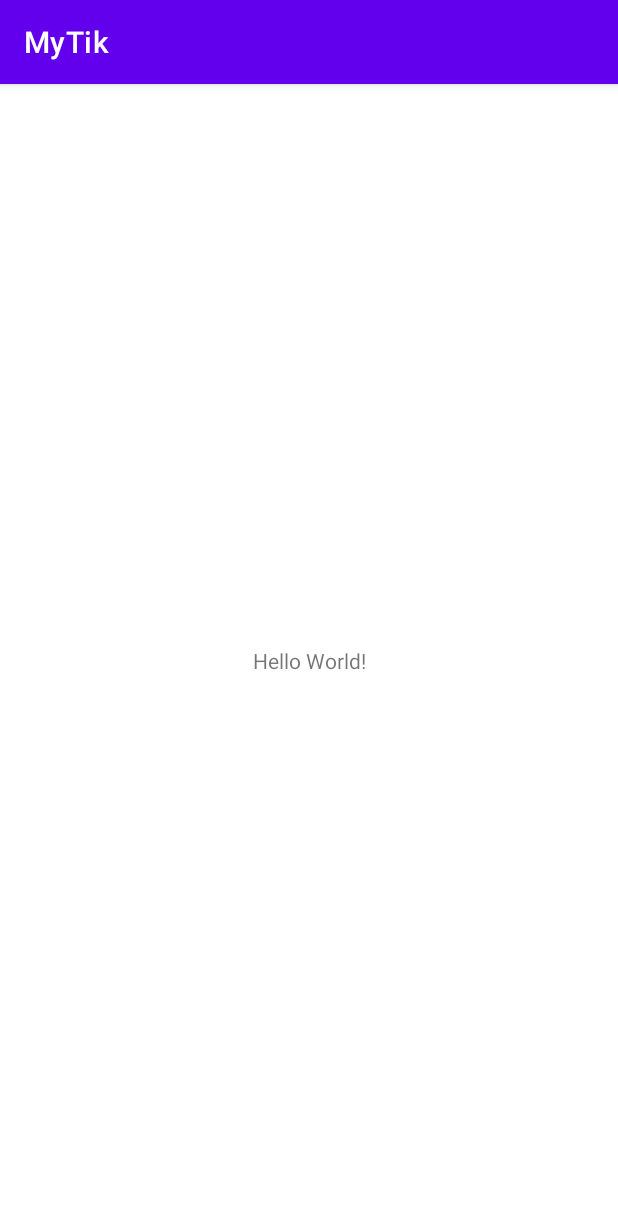
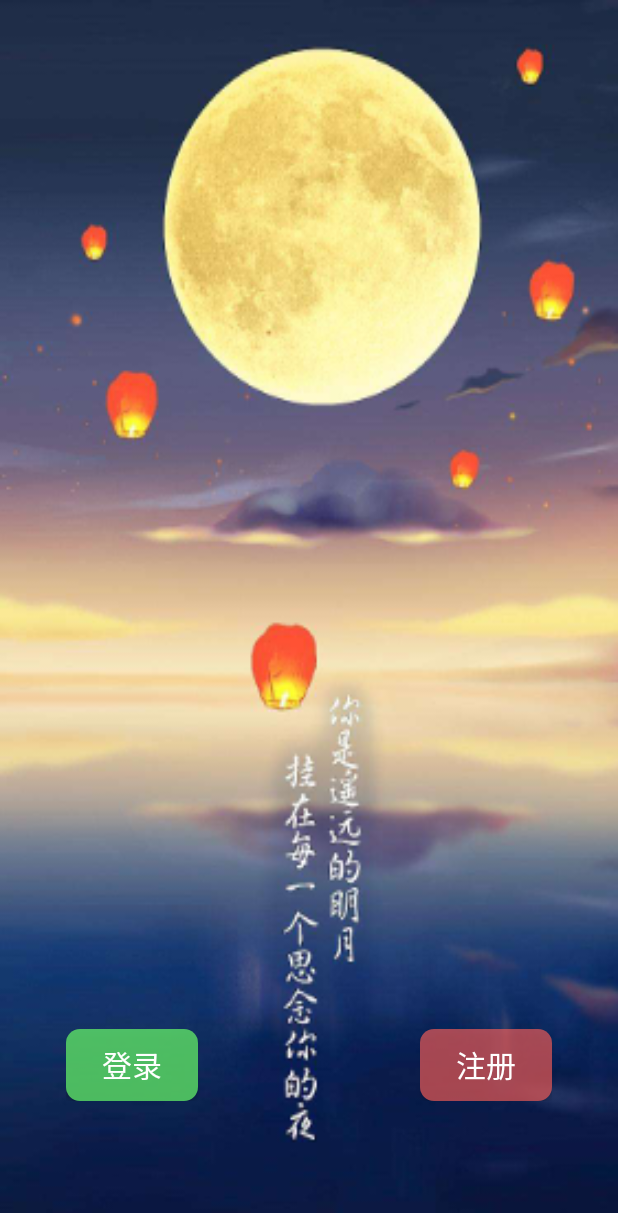
Before and after one commit to bushiqisuo/mytik, an Android app: the screen it shows after launch (MainActivity), on a phone screen of 412 x 824 dp. Shown: the top 1213 px of the screen. Run offline under Robolectric (Android 15) with nearby library versions, the phone set to English and light mode, and no system bars.

Commit message:
描述:初始页面 提交人:xxs

```diff
--- a/app/build.gradle
+++ b/app/build.gradle
@@ -3,12 +3,12 @@ plugins {
 }
 
 android {
-    compileSdk 33
+    compileSdk 31
 
     defaultConfig {
         applicationId "com.example.mytik"
         minSdk 31
-        targetSdk 33
+        targetSdk 31
         versionCode 1
         versionName "1.0"
 
--- /dev/null
+++ b/app/src/main/res/drawable/shape_login_btn.xml
@@ -0,0 +1,6 @@
+<?xml version="1.0" encoding="utf-8"?>
+<shape xmlns:android="http://schemas.android.com/apk/res/android"
+    android:shape="rectangle">
+    <corners android:radius="9dp" />
+    <solid android:color="#c75fe768" />
+</shape>
--- /dev/null
+++ b/app/src/main/res/drawable/shape_register_btn.xml
@@ -0,0 +1,6 @@
+<?xml version="1.0" encoding="utf-8"?>
+<shape xmlns:android="http://schemas.android.com/apk/res/android">
+    android:shape="rectangle">
+    <corners android:radius="9dp" />
+    <solid android:color="#afee5d59" />
+</shape>
--- a/app/src/main/res/layout/activity_main.xml
+++ b/app/src/main/res/layout/activity_main.xml
@@ -1,18 +1,34 @@
 <?xml version="1.0" encoding="utf-8"?>
-<androidx.constraintlayout.widget.ConstraintLayout xmlns:android="http://schemas.android.com/apk/res/android"
-    xmlns:app="http://schemas.android.com/apk/res-auto"
+<RelativeLayout xmlns:android="http://schemas.android.com/apk/res/android"
     xmlns:tools="http://schemas.android.com/tools"
     android:layout_width="match_parent"
     android:layout_height="match_parent"
+    android:background="@mipmap/splash"
     tools:context=".MainActivity">
 
-    <TextView
-        android:layout_width="wrap_content"
+    <RelativeLayout
+        android:layout_width="match_parent"
         android:layout_height="wrap_content"
-        android:text="Hello World!"
-        app:layout_constraintBottom_toBottomOf="parent"
-        app:layout_constraintLeft_toLeftOf="parent"
-        app:layout_constraintRight_toRightOf="parent"
-        app:layout_constraintTop_toTopOf="parent" />
+        android:paddingStart="44dp"
+        android:paddingEnd="44dp"
+        android:layout_alignParentBottom="true"
+        android:layout_marginBottom="90dp">
 
-</androidx.constraintlayout.widget.ConstraintLayout>
+        <Button
+            android:layout_alignParentLeft="true"
+            android:layout_width="wrap_content"
+            android:layout_height="wrap_content"
+            android:text="@string/login_btn"
+            android:textSize="20sp"
+            android:background="@drawable/shape_login_btn"/>
+
+        <Button
+            android:layout_alignParentRight="true"
+            android:layout_width="wrap_content"
+            android:layout_height="wrap_content"
+            android:text="@string/register_btn"
+            android:textSize="20sp"
+            android:background="@drawable/shape_register_btn"/>
+    </RelativeLayout>
+
+</RelativeLayout>
--- a/app/src/main/res/values-night/themes.xml
+++ b/app/src/main/res/values-night/themes.xml
@@ -1,6 +1,6 @@
 <resources xmlns:tools="http://schemas.android.com/tools">
     <!-- Base application theme. -->
-    <style name="Theme.MyTik" parent="Theme.MaterialComponents.DayNight.DarkActionBar">
+    <style name="Theme.MyTik" parent="Theme.AppCompat.NoActionBar">
         <!-- Primary brand color. -->
         <item name="colorPrimary">@color/purple_200</item>
         <item name="colorPrimaryVariant">@color/purple_700</item>
--- a/app/src/main/res/values/strings.xml
+++ b/app/src/main/res/values/strings.xml
@@ -1,3 +1,5 @@
 <resources>
     <string name="app_name">MyTik</string>
+    <string name="login_btn">登录</string>
+    <string name="register_btn">注册</string>
 </resources>
--- a/app/src/main/res/values/themes.xml
+++ b/app/src/main/res/values/themes.xml
@@ -1,6 +1,6 @@
 <resources xmlns:tools="http://schemas.android.com/tools">
     <!-- Base application theme. -->
-    <style name="Theme.MyTik" parent="Theme.MaterialComponents.DayNight.DarkActionBar">
+    <style name="Theme.MyTik" parent="Theme.AppCompat.NoActionBar">
         <!-- Primary brand color. -->
         <item name="colorPrimary">@color/purple_500</item>
         <item name="colorPrimaryVariant">@color/purple_700</item>
```
Also changed, not shown: app/src/main/res/mipmap-xxxhdpi/login.png (added), app/src/main/res/mipmap-xxxhdpi/pwd.png (added), app/src/main/res/mipmap-xxxhdpi/splash.png (added), 2 other files.
